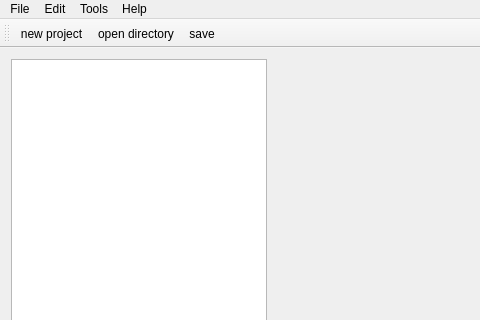
The window that dispositif/Cubicle/mainwindow.ui (ppff/Cubicle-GUI) describes before a commit, drawn with Qt 5; both pictures show x 0 to 480 and y 0 to 320 of the 1200 by 600 pixel window.
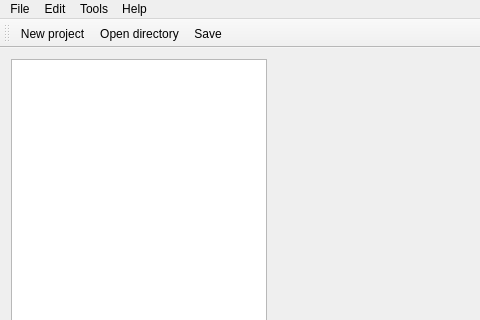
The same window after the commit. Icons and pictures are not drawn. Custom widgets are drawn as their Qt base class.

Commit message: ajoyter les majuscule dans le menu File

Diff of the .ui file:
```diff
--- a/dispositif/Cubicle/mainwindow.ui
+++ b/dispositif/Cubicle/mainwindow.ui
@@ -326,7 +326,7 @@
      <normaloff>:/Images/save.png</normaloff>:/Images/save.png</iconset>
    </property>
    <property name="text">
-    <string>save </string>
+    <string>Save </string>
    </property>
    <property name="shortcut">
     <string>Ctrl+S</string>
@@ -359,7 +359,7 @@
      <normaloff>:/Images/open_directory.png</normaloff>:/Images/open_directory.png</iconset>
    </property>
    <property name="text">
-    <string>open directory</string>
+    <string>Open directory</string>
    </property>
    <property name="shortcut">
     <string>Ctrl+O</string>
@@ -464,7 +464,7 @@
      <normaloff>:/Images/new_project.png</normaloff>:/Images/new_project.png</iconset>
    </property>
    <property name="text">
-    <string>new project</string>
+    <string>New project</string>
    </property>
    <property name="shortcut">
     <string>Ctrl+N</string>
```
Left out of the diff: 29 changed lines with no effect on the pictures. The commit also changes 2 other files.
